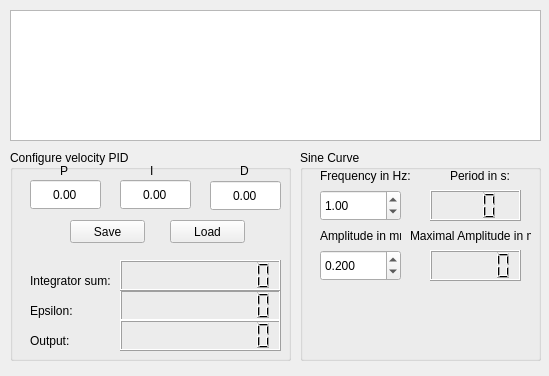
usnistgov/legokibblebalance, file gui_w_cfgVelomode.ui: the form before one commit.
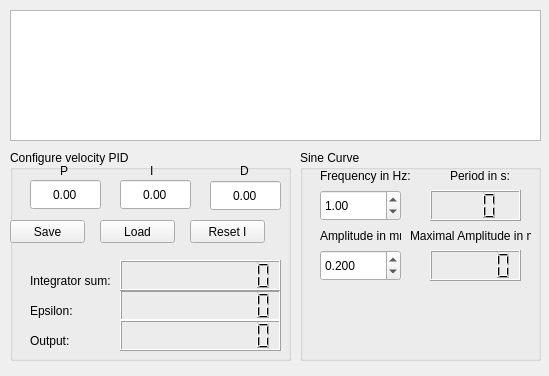
The form after the commit. Custom widgets are drawn as their Qt base class.

```diff
--- a/gui_w_cfgVelomode.ui
+++ b/gui_w_cfgVelomode.ui
@@ -162,7 +162,7 @@
     <widget class="QPushButton" name="BTN_save">
      <property name="geometry">
       <rect>
-       <x>60</x>
+       <x>0</x>
        <y>70</y>
        <width>75</width>
        <height>23</height>
@@ -175,7 +175,7 @@
     <widget class="QPushButton" name="BTN_load">
      <property name="geometry">
       <rect>
-       <x>160</x>
+       <x>90</x>
        <y>70</y>
        <width>75</width>
        <height>23</height>
@@ -263,6 +263,19 @@
       <string>Output:</string>
      </property>
     </widget>
+    <widget class="QPushButton" name="BTN_resetI">
+     <property name="geometry">
+      <rect>
+       <x>180</x>
+       <y>70</y>
+       <width>75</width>
+       <height>23</height>
+      </rect>
+     </property>
+     <property name="text">
+      <string>Reset I</string>
+     </property>
+    </widget>
    </widget>
    <widget class="QGroupBox" name="groupBox_3">
     <property name="geometry">
```
